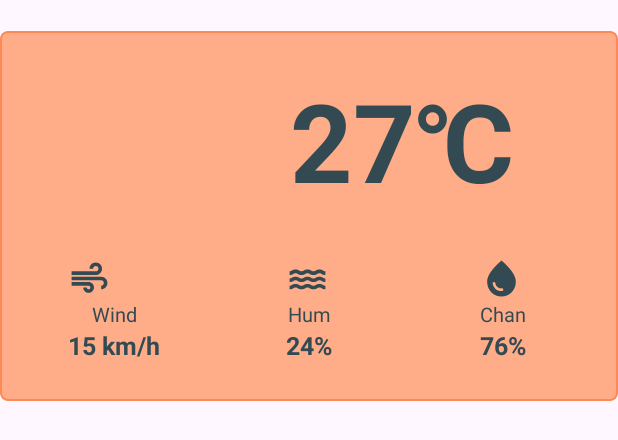
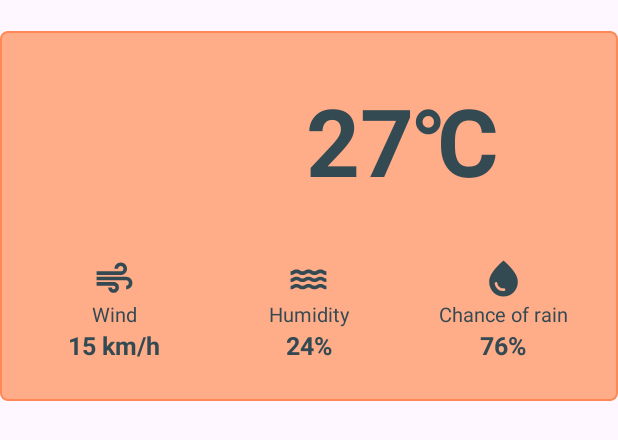
Before and after one commit to ecesudemirkaya/VB_WeatherApp, an Android app: the layout item_container_current_weather.xml on its own in the app's theme, with its tools: preview values and no code run, on a phone screen of 412 x 824 dp. Shown: the top 440 px of the screen. Run offline under Robolectric (Android 15) with nearby library versions, the phone set to English and light mode, and no system bars.

Commit message:
displaying Weather Data in the app

```diff
--- a/app/src/main/java/com/example/vb_weatherapp/fragments/home/HomeFragment.kt
+++ b/app/src/main/java/com/example/vb_weatherapp/fragments/home/HomeFragment.kt
@@ -100,11 +100,7 @@ class HomeFragment: Fragment() {
                 val weatherDataState = it.getContentIfNotHandled() ?: return@observe
                 binding.swipeRefreshLayout.isRefreshing = weatherDataState.isLoading
                 weatherDataState.currentWeather?.let { currentWeather ->
-                    Toast.makeText(
-                        requireContext(),
-                        currentWeather.temperature.toString(),
-                        Toast.LENGTH_SHORT
-                    ).show()
+                        weatherDataAdapter.setCurrentWeather((currentWeather))
                 }
                 weatherDataState.error?.let { error ->
                     Toast.makeText(requireContext(), error, Toast.LENGTH_SHORT).show()
--- a/app/src/main/res/layout/item_container_current_weather.xml
+++ b/app/src/main/res/layout/item_container_current_weather.xml
@@ -19,18 +19,22 @@
         <androidx.appcompat.widget.AppCompatImageView
             android:id="@+id/imageIcon"
             android:layout_width="@dimen/_80sdp"
-            android:layout_height="@dimen/_80sdp"
+            android:layout_height="wrap_content"
+            android:adjustViewBounds="true"
+            android:minHeight="@dimen/_80sdp"
             app:layout_constraintStart_toStartOf="parent"
             app:layout_constraintTop_toTopOf="parent"/>
 
         <androidx.appcompat.widget.AppCompatTextView
             android:id="@+id/textTemperature"
             android:layout_width="0dp"
-            android:layout_height="0dp"
+            android:layout_height="wrap_content"
             android:layout_marginStart="@dimen/_16sdp"
+            android:ellipsize="end"
             android:gravity="center"
+            android:maxLines="1"
             android:textColor="@color/textGray"
-            android:textSize="@dimen/_56ssp"
+            android:textSize="@dimen/_48ssp"
             android:textStyle="bold"
             app:layout_constraintBottom_toBottomOf="@+id/imageIcon"
             app:layout_constraintEnd_toEndOf="parent"
@@ -55,8 +59,8 @@
             app:strokeWidth="1dp">
 
             <LinearLayout
-                android:layout_width="wrap_content"
-                android:layout_height="match_parent"
+                android:layout_width="match_parent"
+                android:layout_height="wrap_content"
                 android:layout_gravity="center"
                 android:orientation="vertical"
                 android:padding="@dimen/_4sdp">
@@ -64,6 +68,7 @@
                 <androidx.appcompat.widget.AppCompatImageView
                     android:layout_width="@dimen/_22sdp"
                     android:layout_height="@dimen/_22sdp"
+                    android:layout_gravity="center"
                     android:src="@drawable/air" />
 
                 <androidx.appcompat.widget.AppCompatTextView
@@ -80,6 +85,7 @@
                     android:layout_height="wrap_content"
                     android:textColor="@color/textGray"
                     android:textSize="@dimen/_13ssp"
+                    android:layout_gravity="center"
                     android:textStyle="bold"
                     android:text="15 km/h" />
 
@@ -107,8 +113,8 @@
             app:strokeWidth="1dp">
 
             <LinearLayout
-                android:layout_width="wrap_content"
-                android:layout_height="match_parent"
+                android:layout_width="match_parent"
+                android:layout_height="wrap_content"
                 android:layout_gravity="center"
                 android:orientation="vertical"
                 android:padding="@dimen/_4sdp">
@@ -116,7 +122,8 @@
                 <androidx.appcompat.widget.AppCompatImageView
                     android:layout_width="@dimen/_22sdp"
                     android:layout_height="@dimen/_22sdp"
-                    android:src="@drawable/humidity" />
+                    android:src="@drawable/humidity"
+                    android:layout_gravity="center"/>
 
                 <androidx.appcompat.widget.AppCompatTextView
                     android:layout_width="match_parent"
@@ -133,6 +140,7 @@
                     android:textColor="@color/textGray"
                     android:textSize="@dimen/_13ssp"
                     android:textStyle="bold"
+                    android:layout_gravity="center"
                     android:text="24%"/>
 
             </LinearLayout>
@@ -157,8 +165,8 @@
             app:strokeWidth="1dp">
 
             <LinearLayout
-                android:layout_width="wrap_content"
-                android:layout_height="match_parent"
+                android:layout_width="match_parent"
+                android:layout_height="wrap_content"
                 android:layout_gravity="center"
                 android:orientation="vertical"
                 android:padding="@dimen/_4sdp">
@@ -166,6 +174,7 @@
                 <androidx.appcompat.widget.AppCompatImageView
                     android:layout_width="@dimen/_22sdp"
                     android:layout_height="@dimen/_22sdp"
+                    android:layout_gravity="center"
                     android:src="@drawable/rainy" />
 
                 <androidx.appcompat.widget.AppCompatTextView
@@ -181,6 +190,7 @@
                     android:layout_width="wrap_content"
                     android:layout_height="wrap_content"
                     android:textColor="@color/textGray"
+                    android:layout_gravity="center"
                     android:textSize="@dimen/_13ssp"
                     android:textStyle="bold"
                     android:text="76%"/>
--- a/app/src/main/res/values/colors.xml
+++ b/app/src/main/res/values/colors.xml
@@ -5,4 +5,5 @@
     <color name="cultured">#FF8956</color>
     <color name="cultured_s">#FFAC88</color>
     <color name="textGray">#344A53</color>
+    <color name="sonicSilver">#586067</color>
 </resources>
```
Also changed, not shown: app/src/main/java/com/example/vb_weatherapp/fragments/home/WeatherDataAdapter.kt (+57 -6 lines), app/src/main/res/layout/item_container_forecast.xml (added, +72 -0 lines).
